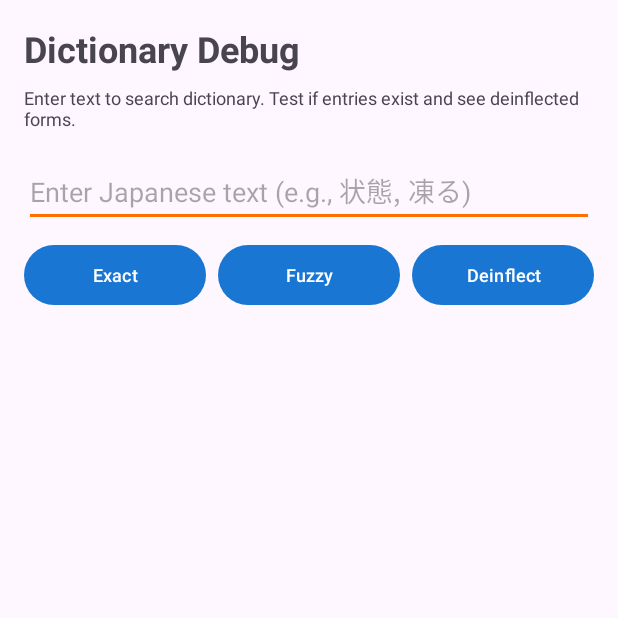
After one commit to Osuna0102/TapDictionary, an Android app built with Jetpack Compose: the DictionaryDebugActivity screen opened directly, with no data from a screen before it, on a phone screen of 412 x 824 dp, the top half of it. The commit adds this screen. Run offline under Robolectric (Android 15) with nearby library versions, the light colour scheme and no system bars; our stand-ins replace Room's generated code; network calls fail.

Commit message:
feat: Add Dictionary Debug Activity and fuzzy search functionality

```diff
--- a/app/src/main/java/com/godtap/dictionary/database/DictionaryDao.kt
+++ b/app/src/main/java/com/godtap/dictionary/database/DictionaryDao.kt
@@ -71,6 +71,19 @@ interface DictionaryDao {
     suspend fun getCommonWords(limit: Int = 100): List<DictionaryEntry>
 
     /**
+     * Fuzzy search - finds entries containing the query string
+     * WARNING: Uses LIKE which is slow, only for debugging
+     */
+    @Query("""
+        SELECT * FROM dictionary_entries
+        WHERE primaryExpression LIKE '%' || :query || '%'
+           OR primaryReading LIKE '%' || :query || '%'
+        ORDER BY frequency DESC
+        LIMIT :limit
+    """)
+    suspend fun searchFuzzy(query: String, limit: Int = 20): List<DictionaryEntry>
+
+    /**
      * Search by entry ID
      */
     @Query("SELECT * FROM dictionary_entries WHERE entryId = :entryId LIMIT 1")
--- /dev/null
+++ b/app/src/main/res/layout/activity_dictionary_debug.xml
@@ -0,0 +1,110 @@
+<?xml version="1.0" encoding="utf-8"?>
+<androidx.constraintlayout.widget.ConstraintLayout xmlns:android="http://schemas.android.com/apk/res/android"
+    xmlns:app="http://schemas.android.com/apk/res-auto"
+    android:layout_width="match_parent"
+    android:layout_height="match_parent"
+    android:padding="16dp">
+
+    <TextView
+        android:id="@+id/titleText"
+        android:layout_width="wrap_content"
+        android:layout_height="wrap_content"
+        android:text="Dictionary Debug"
+        android:textSize="24sp"
+        android:textStyle="bold"
+        app:layout_constraintStart_toStartOf="parent"
+        app:layout_constraintTop_toTopOf="parent" />
+
+    <TextView
+        android:id="@+id/instructionsText"
+        android:layout_width="0dp"
+        android:layout_height="wrap_content"
+        android:layout_marginTop="8dp"
+        android:text="Enter text to search dictionary. Test if entries exist and see deinflected forms."
+        android:textSize="12sp"
+        app:layout_constraintEnd_toEndOf="parent"
+        app:layout_constraintStart_toStartOf="parent"
+        app:layout_constraintTop_toBottomOf="@id/titleText" />
+
+    <EditText
+        android:id="@+id/searchInput"
+        android:layout_width="0dp"
+        android:layout_height="wrap_content"
+        android:layout_marginTop="16dp"
+        android:hint="Enter Japanese text (e.g., 状態, 凍る)"
+        android:inputType="text"
+        android:minHeight="48dp"
+        app:layout_constraintEnd_toEndOf="parent"
+        app:layout_constraintStart_toStartOf="parent"
+        app:layout_constraintTop_toBottomOf="@id/instructionsText" />
+
+    <LinearLayout
+        android:id="@+id/buttonLayout"
+        android:layout_width="0dp"
+        android:layout_height="wrap_content"
+        android:layout_marginTop="8dp"
+        android:orientation="horizontal"
+        app:layout_constraintEnd_toEndOf="parent"
+        app:layout_constraintStart_toStartOf="parent"
+        app:layout_constraintTop_toBottomOf="@id/searchInput">
+
+        <Button
+            android:id="@+id/exactSearchButton"
+            android:layout_width="0dp"
+            android:layout_height="wrap_content"
+            android:layout_marginEnd="4dp"
+            android:layout_weight="1"
+            android:text="Exact"
+            android:textSize="12sp" />
+
+        <Button
+            android:id="@+id/fuzzySearchButton"
+            android:layout_width="0dp"
+            android:layout_height="wrap_content"
+            android:layout_marginStart="4dp"
+            android:layout_marginEnd="4dp"
+            android:layout_weight="1"
+            android:text="Fuzzy"
+            android:textSize="12sp" />
+
+        <Button
+            android:id="@+id/deinflectButton"
+            android:layout_width="0dp"
+            android:layout_height="wrap_content"
+            android:layout_marginStart="4dp"
+            android:layout_weight="1"
+            android:text="Deinflect"
+            android:textSize="12sp" />
+    </LinearLayout>
+
+    <TextView
+        android:id="@+id/statsText"
+        android:layout_width="0dp"
+        android:layout_height="wrap_content"
+        android:layout_marginTop="8dp"
+        android:textColor="#666666"
+        android:textSize="12sp"
+        android:textStyle="italic"
+        app:layout_constraintEnd_toEndOf="parent"
+        app:layout_constraintStart_toStartOf="parent"
+        app:layout_constraintTop_toBottomOf="@id/buttonLayout" />
+
+    <ScrollView
+        android:layout_width="0dp"
+        android:layout_height="0dp"
+        android:layout_marginTop="8dp"
+        app:layout_constraintBottom_toBottomOf="parent"
+        app:layout_constraintEnd_toEndOf="parent"
+        app:layout_constraintStart_toStartOf="parent"
+        app:layout_constraintTop_toBottomOf="@id/statsText">
+
+        <TextView
+            android:id="@+id/resultsText"
+            android:layout_width="match_parent"
+            android:layout_height="wrap_content"
+            android:fontFamily="monospace"
+            android:textIsSelectable="true"
+            android:textSize="14sp" />
+    </ScrollView>
+
+</androidx.constraintlayout.widget.ConstraintLayout>
```
Also changed, not shown: app/src/main/AndroidManifest.xml (+7 -0 lines), app/src/main/java/com/godtap/dictionary/DictionaryDebugActivity.kt (added, +214 -0 lines), app/src/main/java/com/godtap/dictionary/MainActivity.kt (+18 -0 lines), app/src/main/java/com/godtap/dictionary/repository/DictionaryRepository.kt (+20 -3 lines).
